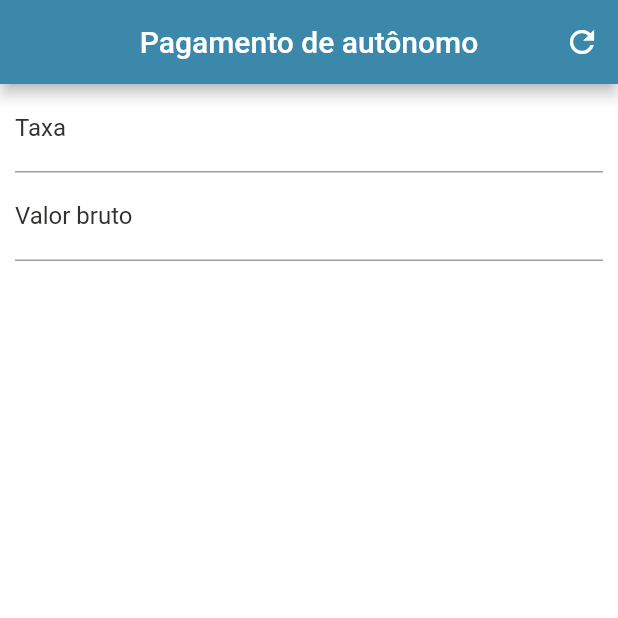
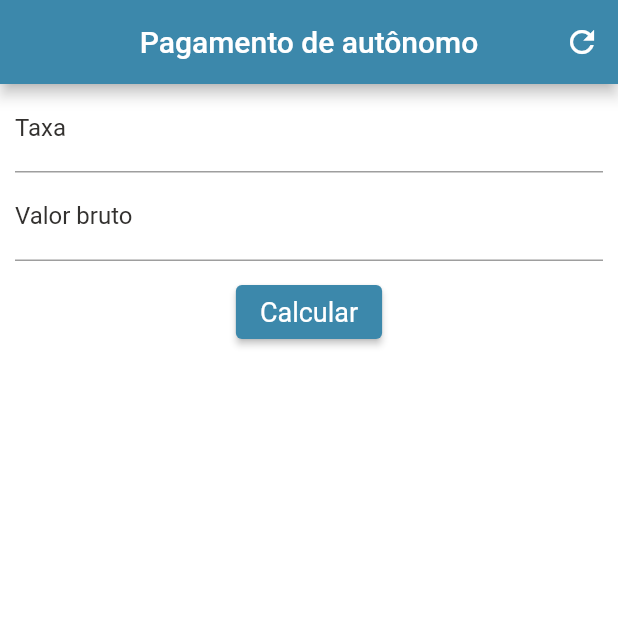
Before and after one commit to WillianFarias/flutter_calculadora_autonomo, a Flutter app: the screen it shows after launch, on a phone screen of 412 x 824 dp, the top half of it. Run offline on Flutter 3.47's test engine with Material 2 defaults, Android fonts, the phone set to English and light mode, and no system bars.

Commit message:
botao para calculo de valor

```diff
--- a/lib/main.dart
+++ b/lib/main.dart
@@ -54,6 +54,20 @@ class _HomeState extends State<Home> {
                 textAlign: TextAlign.center,
                 style: TextStyle(color: Color.fromARGB(255, 51, 49, 47)),
               ),
+              Padding(
+                padding: EdgeInsets.only(top: 10.0, bottom: 10.0),
+                child: ElevatedButton(
+                  onPressed: () {},
+                  child: Text("Calcular"),
+                  style: ElevatedButton.styleFrom(
+                    primary: Color.fromARGB(255, 60, 136, 171),
+                    textStyle: TextStyle(
+                      color: Colors.white,
+                      fontSize: 18.0,
+                    ),
+                  ),
+                ),
+              ),
             ],
           ),
         ),
```
